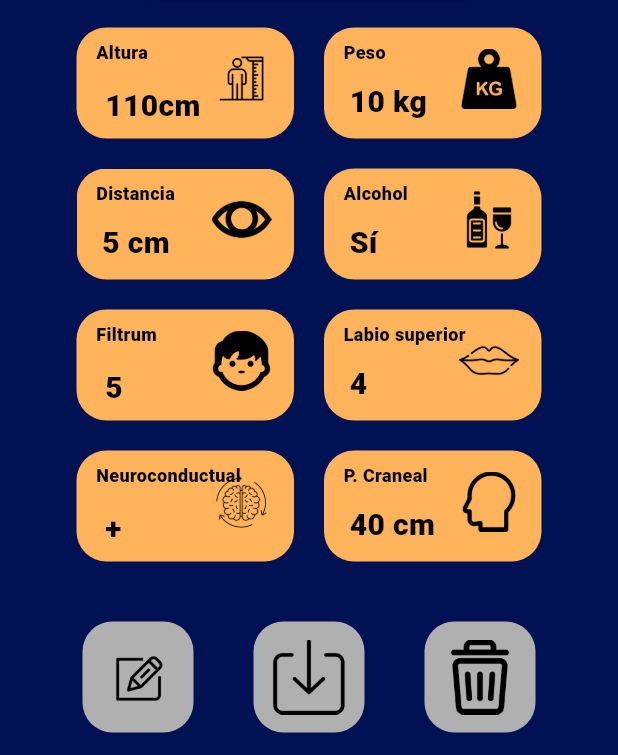
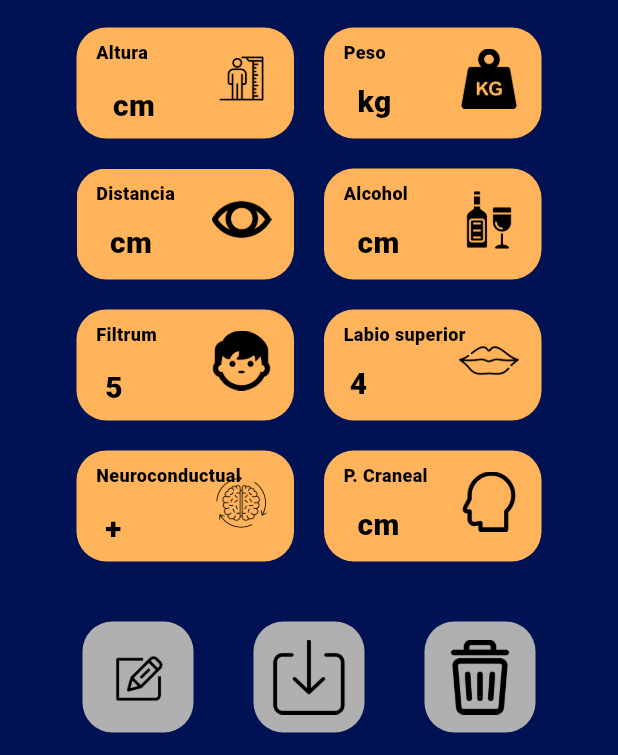
Before and after one commit to irenetrrs/teaf_app, a Flutter app: the ResumenUI screen opened directly, on a phone screen of 412 x 824 dp, the part 481-1236 px from its top. Run offline on Flutter 3.47's test engine with Material 3 defaults, Android fonts, the phone set to English and light mode, and no system bars; our stand-ins replace fluttertoast, shared_preferences; accounts and stored records are empty; Roboto replaces fonts that are missing (Font Awesome 5 Free, Inter).

Commit message:
datos resumen se actualizan

```diff
--- a/lib/analisis5_ui.dart
+++ b/lib/analisis5_ui.dart
@@ -35,6 +35,11 @@ class _Analisis5UIState extends State<Analisis5UI> {
   void savePreferences() {
     prefs.setInt('imagenseleccionadafiltrum', imagenseleccionadafiltrum);
     prefs.setInt('imagenseleccionadalabio', imagenseleccionadalabio);
+  }
+
+  static Future<int> getImagenSeleccionada(String tipo) async {
+    SharedPreferences prefs = await SharedPreferences.getInstance();
+    return prefs.getInt('imagenSeleccionada-$tipo') ?? -1;
   }
 
   @override
--- a/lib/resumen_ui.dart
+++ b/lib/resumen_ui.dart
@@ -342,8 +342,17 @@ class ResumenUI extends StatelessWidget {
                         Positioned(
                           left: 19,
                           top: 40,
-                          child: Text(
-                            '110cm',
+                          child: FutureBuilder<String>(
+                            future: SharedPreferencesHelper.getTallaText(),
+                            builder: (context, snapshot) {
+                              if (snapshot.connectionState ==
+                                  ConnectionState.waiting) {
+                                return CircularProgressIndicator();
+                              } else if (snapshot.hasError) {
+                                return Text('Error obteniendo la altura');
+                              } else {
+                                return Text(
+                                  '${snapshot.data ?? 'N/A'} cm',
                                   style: TextStyle(
                                     color: Colors.black,
                                     fontSize: 20,
@@ -351,6 +360,9 @@ class ResumenUI extends StatelessWidget {
                                     fontWeight: FontWeight.w900,
                                     height: 0,
                                   ),
+                                );
+                              }
+                            },
                           ),
                         ),
                       ],
@@ -382,8 +394,17 @@ class ResumenUI extends StatelessWidget {
                         Positioned(
                           left: 17,
                           top: 37,
-                          child: Text(
-                            '10 kg',
+                          child: FutureBuilder<String>(
+                            future: SharedPreferencesHelper.getPesoText(),
+                            builder: (context, snapshot) {
+                              if (snapshot.connectionState ==
+                                  ConnectionState.waiting) {
+                                return CircularProgressIndicator();
+                              } else if (snapshot.hasError) {
+                                return Text('Error obteniendo el peso');
+                              } else {
+                                return Text(
+                                  '${snapshot.data ?? 'N/A'} kg',
                                   style: TextStyle(
                                     color: Colors.black,
                                     fontSize: 20,
@@ -391,6 +412,9 @@ class ResumenUI extends StatelessWidget {
                                     fontWeight: FontWeight.w900,
                                     height: 0,
                                   ),
+                                );
+                              }
+                            },
                           ),
                         ),
                         Positioned(
@@ -457,8 +481,19 @@ class ResumenUI extends StatelessWidget {
                         Positioned(
                           left: 17,
                           top: 37,
-                          child: Text(
-                            '5 cm',
+                          child: FutureBuilder<String>(
+                            future: SharedPreferencesHelper
+                                .getDistanciaPalpebralText(),
+                            builder: (context, snapshot) {
+                              if (snapshot.connectionState ==
+                                  ConnectionState.waiting) {
+                                return CircularProgressIndicator();
+                              } else if (snapshot.hasError) {
+                                return Text(
+                                    'Error obteniendo la distancia palpebral');
+                              } else {
+                                return Text(
+                                  '${snapshot.data ?? 'N/A'} cm',
                                   style: TextStyle(
                                     color: Colors.black,
                                     fontSize: 20,
@@ -466,6 +501,9 @@ class ResumenUI extends StatelessWidget {
                                     fontWeight: FontWeight.w900,
                                     height: 0,
                                   ),
+                                );
+                              }
+                            },
                           ),
                         ),
                         Positioned(
@@ -529,8 +567,19 @@ class ResumenUI extends StatelessWidget {
                         Positioned(
                           left: 17,
                           top: 37,
-                          child: Text(
-                            'Sí',
+                          child: FutureBuilder<String>(
+                            future: SharedPreferencesHelper
+                                .getDistanciaPalpebralText(),
+                            builder: (context, snapshot) {
+                              if (snapshot.connectionState ==
+                                  ConnectionState.waiting) {
+                                return CircularProgressIndicator();
+                              } else if (snapshot.hasError) {
+                                return Text(
+                                    'Error obteniendo la distancia palpebral');
+                              } else {
+                                return Text(
+                                  '${snapshot.data ?? 'N/A'} cm',
                                   style: TextStyle(
                                     color: Colors.black,
                                     fontSize: 20,
@@ -538,6 +587,9 @@ class ResumenUI extends StatelessWidget {
                                     fontWeight: FontWeight.w900,
                                     height: 0,
                                   ),
+                                );
+                              }
+                            },
                           ),
                         ),
                         Positioned(
@@ -807,8 +859,19 @@ class ResumenUI extends StatelessWidget {
                         Positioned(
                           left: 17,
                           top: 37,
-                          child: Text(
-                            '40 cm',
+                          child: FutureBuilder<String>(
+                            future: SharedPreferencesHelper
+                                .getPerimetroCranealText(),
+                            builder: (context, snapshot) {
+                              if (snapshot.connectionState ==
+                                  ConnectionState.waiting) {
+                                return CircularProgressIndicator();
+                              } else if (snapshot.hasError) {
+                                return Text(
+                                    'Error obteniendo el perímetro craneal');
+                              } else {
+                                return Text(
+                                  '${snapshot.data ?? 'N/A'} cm',
                                   style: TextStyle(
                                     color: Colors.black,
                                     fontSize: 20,
@@ -816,6 +879,9 @@ class ResumenUI extends StatelessWidget {
                                     fontWeight: FontWeight.w900,
                                     height: 0,
                                   ),
+                                );
+                              }
+                            },
                           ),
                         ),
                         Positioned(
```
Lines whose indentation alone changed are shown as unchanged.
